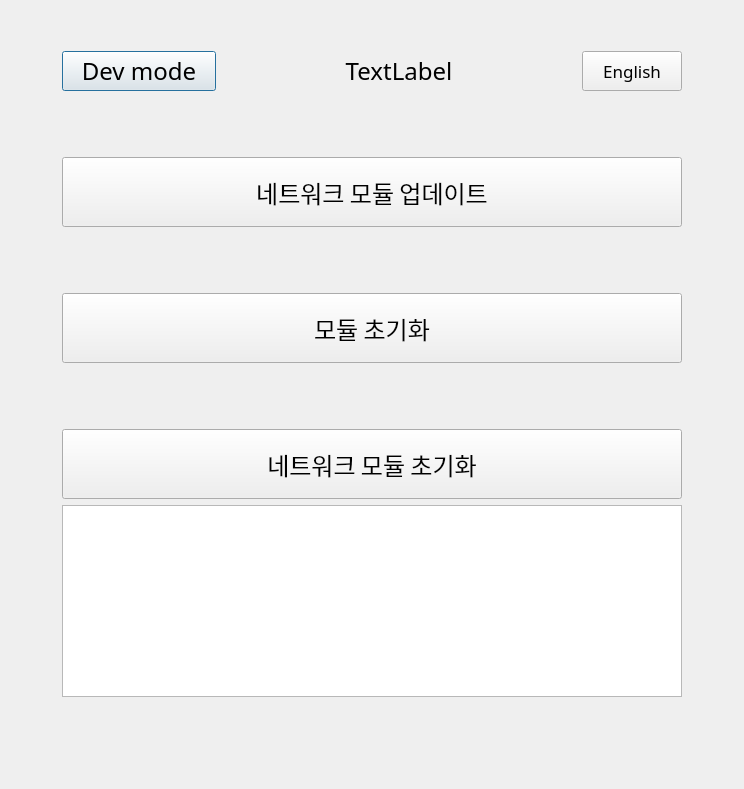
The window that modi/assets/modi_firmware_updater.ui (LUXROBO/pymodi) describes before a commit, drawn with Qt 5.
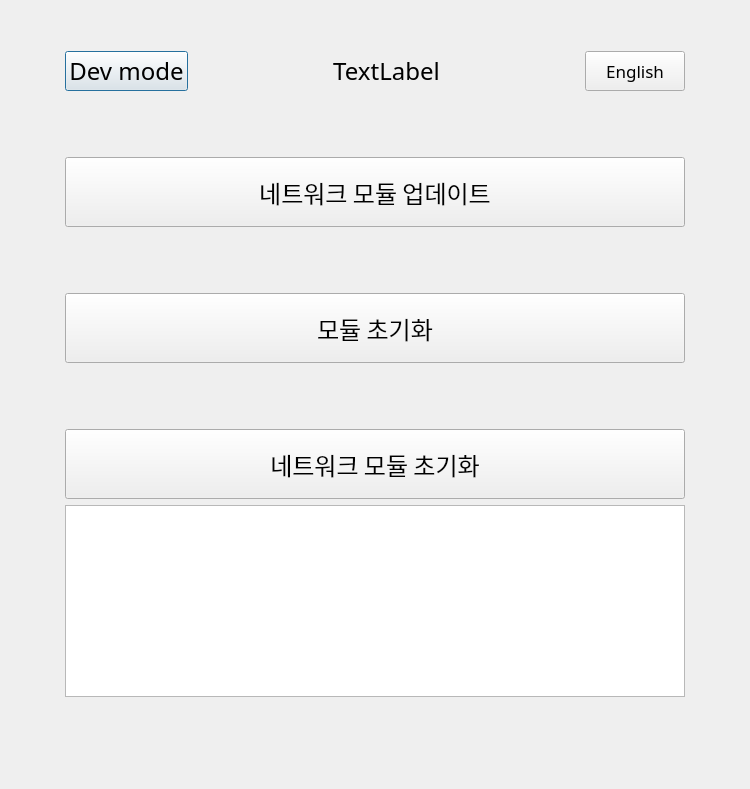
The same window after the commit.

```diff
--- a/modi/assets/modi_firmware_updater.ui
+++ b/modi/assets/modi_firmware_updater.ui
@@ -6,19 +6,19 @@
    <rect>
     <x>0</x>
     <y>0</y>
-    <width>744</width>
+    <width>750</width>
     <height>789</height>
    </rect>
   </property>
   <property name="sizePolicy">
-   <sizepolicy hsizetype="Minimum" vsizetype="Minimum">
+   <sizepolicy hsizetype="MinimumExpanding" vsizetype="MinimumExpanding">
     <horstretch>0</horstretch>
     <verstretch>0</verstretch>
    </sizepolicy>
   </property>
   <property name="maximumSize">
    <size>
-    <width>744</width>
+    <width>750</width>
     <height>16777215</height>
    </size>
   </property>
@@ -168,11 +168,11 @@
           <enum>Qt::Horizontal</enum>
          </property>
          <property name="sizeType">
-          <enum>QSizePolicy::Fixed</enum>
+          <enum>QSizePolicy::MinimumExpanding</enum>
          </property>
          <property name="sizeHint" stdset="0">
           <size>
-           <width>100</width>
+           <width>90</width>
            <height>20</height>
           </size>
          </property>
@@ -203,11 +203,11 @@
           <enum>Qt::Horizontal</enum>
          </property>
          <property name="sizeType">
-          <enum>QSizePolicy::Fixed</enum>
+          <enum>QSizePolicy::MinimumExpanding</enum>
          </property>
          <property name="sizeHint" stdset="0">
           <size>
-           <width>100</width>
+           <width>90</width>
            <height>20</height>
           </size>
          </property>
```
